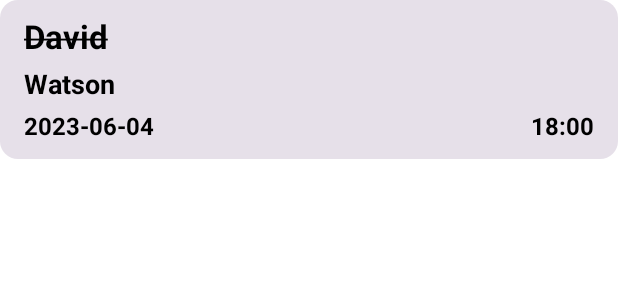
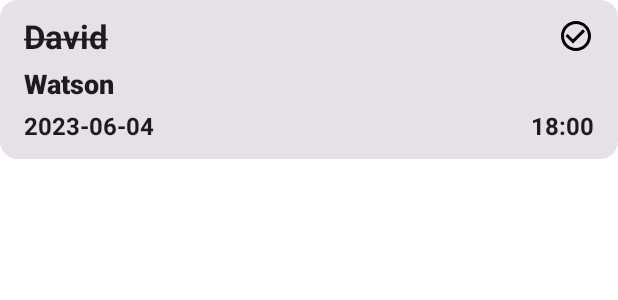
Before and after one commit to Nabijonov-Otabek-19/Todo-app-Compose, an Android app built with Jetpack Compose: the @Preview function ContactItemPreview, on a phone screen of 412 x 824 dp. Shown: the top 300 px of the screen. Run offline under Robolectric (Android 15) with nearby library versions, the light colour scheme and no system bars.

Commit message:
project updated

```diff
--- a/app/build.gradle
+++ b/app/build.gradle
@@ -11,7 +11,7 @@ android {
 
     defaultConfig {
         applicationId "uz.gita.todoappexam"
-        minSdk 26
+        minSdk 24
         targetSdk 33
         versionCode 1
         versionName "1.0"
--- a/app/src/main/AndroidManifest.xml
+++ b/app/src/main/AndroidManifest.xml
@@ -8,7 +8,7 @@
         android:allowBackup="true"
         android:dataExtractionRules="@xml/data_extraction_rules"
         android:fullBackupContent="@xml/backup_rules"
-        android:icon="@mipmap/ic_launcher"
+        android:icon="@drawable/app_logo"
         android:label="@string/app_name"
         android:roundIcon="@mipmap/ic_launcher_round"
         android:supportsRtl="true"
--- a/app/src/main/java/uz/gita/todoappexam/ui/component/TodoItem.kt
+++ b/app/src/main/java/uz/gita/todoappexam/ui/component/TodoItem.kt
@@ -1,21 +1,19 @@
 package uz.gita.todoappexam.ui.component
 
-import androidx.compose.foundation.layout.Box
-import androidx.compose.foundation.layout.Column
-import androidx.compose.foundation.layout.fillMaxWidth
-import androidx.compose.foundation.layout.padding
-import androidx.compose.material3.Card
-import androidx.compose.material3.Text
+import androidx.compose.foundation.Image
+import androidx.compose.foundation.layout.*
+import androidx.compose.material3.*
 import androidx.compose.runtime.Composable
 import androidx.compose.ui.Alignment
 import androidx.compose.ui.Modifier
-import androidx.compose.ui.graphics.Color
+import androidx.compose.ui.res.painterResource
 import androidx.compose.ui.text.TextStyle
 import androidx.compose.ui.text.font.FontWeight
 import androidx.compose.ui.text.style.TextDecoration
 import androidx.compose.ui.tooling.preview.Preview
 import androidx.compose.ui.unit.dp
 import androidx.compose.ui.unit.sp
+import uz.gita.todoappexam.R
 import java.time.LocalDate
 import java.time.LocalDateTime
 import java.util.Calendar
@@ -59,24 +57,38 @@ fun TodoItem(
                 .fillMaxWidth()
                 .padding(horizontal = 16.dp, vertical = 8.dp)
         ) {
+
+            Row(
+                modifier = Modifier
+                    .fillMaxWidth()
+                    .padding(vertical = 4.dp)
+            ) {
                 Text(
                     text = title,
-                color = Color.Black,
                     fontSize = 22.sp,
                     fontWeight = FontWeight.Bold,
                     modifier = Modifier
-                    .padding(vertical = 4.dp)
-                    .fillMaxWidth(),
+                        .width(0.dp)
+                        .weight(1f),
                     style = if (userSelectedDateTime < todayDateTime) TextStyle(
                         textDecoration = TextDecoration.LineThrough
                     ) else TextStyle()
                 )
 
+                Image(
+                    painter = painterResource(
+                        id =
+                        if (userSelectedDateTime < todayDateTime) R.drawable.ic_done
+                        else R.drawable.ic_time
+                    ),
+                    contentDescription = null
+                )
+            }
+
             Text(
                 text = description,
-                color = Color.Black,
                 fontSize = 18.sp,
-                fontWeight = FontWeight.Bold,
+                fontWeight = FontWeight.Black,
                 modifier = Modifier
                     .padding(vertical = 4.dp)
                     .fillMaxWidth()
@@ -87,7 +99,6 @@ fun TodoItem(
             ) {
                 Text(
                     text = date,
-                    color = Color.Black,
                     fontSize = 16.sp,
                     fontWeight = FontWeight.Bold,
                     modifier = Modifier
@@ -96,7 +107,6 @@ fun TodoItem(
 
                 Text(
                     text = time,
-                    color = Color.Black,
                     fontSize = 16.sp,
                     fontWeight = FontWeight.Bold,
                     modifier = Modifier
--- /dev/null
+++ b/app/src/main/res/drawable/ic_done.xml
@@ -0,0 +1,5 @@
+<vector android:height="24dp" android:tint="#000000"
+    android:viewportHeight="24" android:viewportWidth="24"
+    android:width="24dp" xmlns:android="http://schemas.android.com/apk/res/android">
+    <path android:fillColor="@android:color/white" android:pathData="M16.59,7.58L10,14.17l-3.59,-3.58L5,12l5,5 8,-8zM12,2C6.48,2 2,6.48 2,12s4.48,10 10,10 10,-4.48 10,-10S17.52,2 12,2zM12,20c-4.42,0 -8,-3.58 -8,-8s3.58,-8 8,-8 8,3.58 8,8 -3.58,8 -8,8z"/>
+</vector>
--- /dev/null
+++ b/app/src/main/res/drawable/ic_time.xml
@@ -0,0 +1,6 @@
+<vector android:height="24dp" android:tint="#000000"
+    android:viewportHeight="24" android:viewportWidth="24"
+    android:width="24dp" xmlns:android="http://schemas.android.com/apk/res/android">
+    <path android:fillColor="@android:color/white" android:pathData="M11.99,2C6.47,2 2,6.48 2,12s4.47,10 9.99,10C17.52,22 22,17.52 22,12S17.52,2 11.99,2zM12,20c-4.42,0 -8,-3.58 -8,-8s3.58,-8 8,-8 8,3.58 8,8 -3.58,8 -8,8z"/>
+    <path android:fillColor="@android:color/white" android:pathData="M12.5,7H11v6l5.25,3.15 0.75,-1.23 -4.5,-2.67z"/>
+</vector>
--- a/app/src/main/res/values/strings.xml
+++ b/app/src/main/res/values/strings.xml
@@ -1,3 +1,3 @@
 <resources>
-    <string name="app_name">Todo app</string>
+    <string name="app_name">Reminder app</string>
 </resources>
```
Also changed, not shown: app/src/main/java/uz/gita/todoappexam/data/common/TodoData.kt (+4 -6 lines), app/src/main/java/uz/gita/todoappexam/data/source/local/entity/TodoEntity.kt (+4 -7 lines), app/src/main/java/uz/gita/todoappexam/ui/screen/addtodo/AddScreen.kt (+8 -8 lines), app/src/main/java/uz/gita/todoappexam/ui/screen/home/HomeScreen.kt (+7 -3 lines), app/src/main/java/uz/gita/todoappexam/workmanager/MyWorker.kt (+0 -8 lines), app/src/main/java/uz/gita/todoappexam/workmanager/NotificationHelper.kt (+15 -16 lines), app/src/main/java/uz/gita/todoappexam/workmanager/WorkManagerUtils.kt (added, +9 -0 lines), app/src/main/res/drawable/app_logo.png (added). Lines whose indentation alone changed are shown as unchanged.
